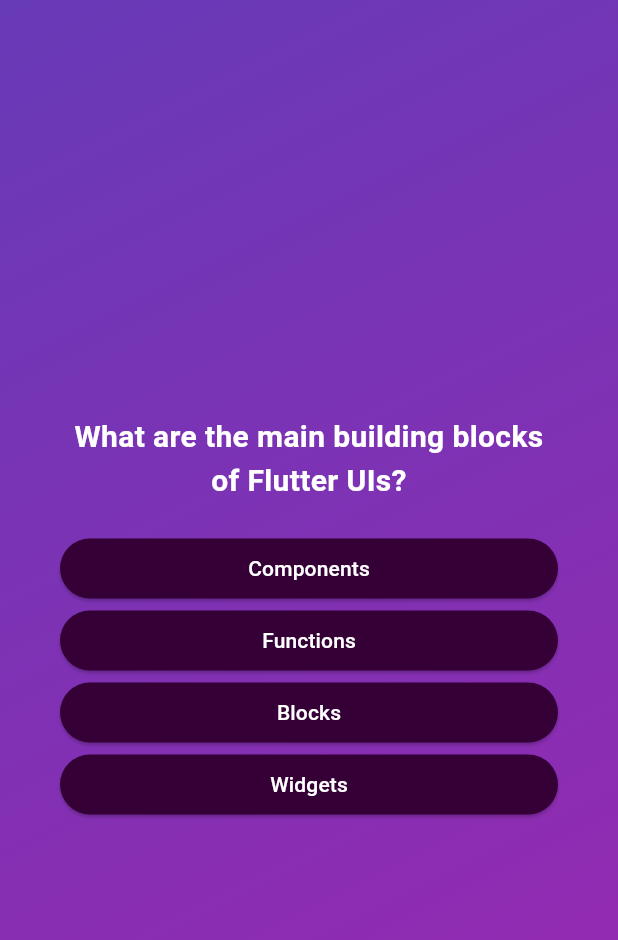
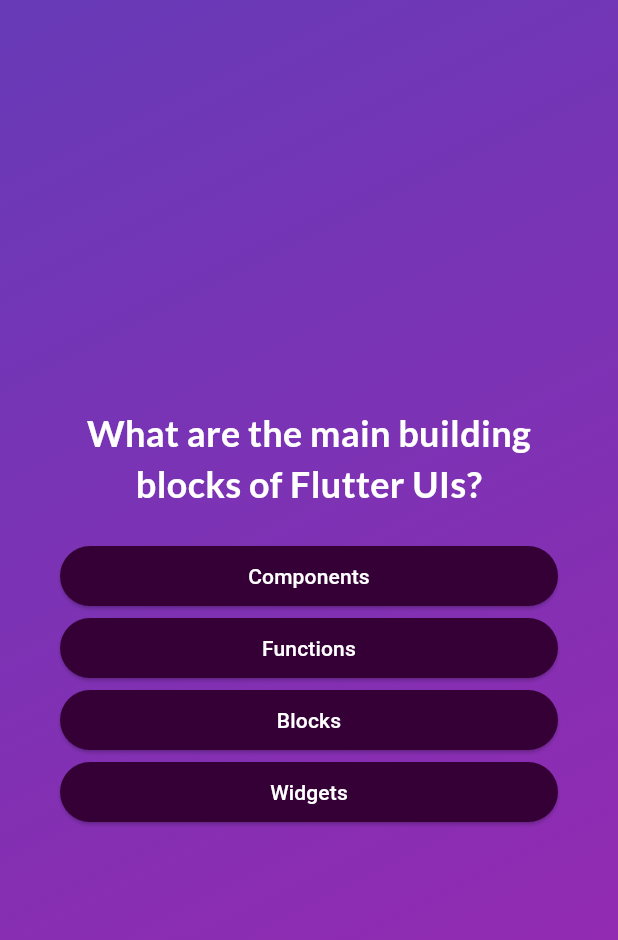
Before and after one commit to Juantrevi/quiz_app_flutter, a Flutter app: the screen it shows after launch, after a tap on "Start Quiz", on a phone screen of 412 x 824 dp. Shown: the top 940 px of the screen. Run offline on Flutter 3.47's test engine with Material 3 defaults, Android fonts, the phone set to English and light mode, and no system bars; our stand-ins replace google_fonts.

Commit message:
-- Changing fonts and fonts design --

```diff
--- a/lib/answer_button.dart
+++ b/lib/answer_button.dart
@@ -1,12 +1,11 @@
 import 'package:flutter/material.dart';
 
 class AnswerButton extends StatelessWidget {
-
-  const AnswerButton({super.key, required this.answerText, required this.onTap});
+  const AnswerButton(
+      {super.key, required this.answerText, required this.onTap});
 
   final String answerText;
   final void Function() onTap;
-
 
   @override
   Widget build(BuildContext context) {
@@ -18,9 +17,12 @@ class AnswerButton extends StatelessWidget {
         shape: RoundedRectangleBorder(
           borderRadius: BorderRadius.circular(40),
         ),
-          padding: const EdgeInsets.symmetric(horizontal: 40, vertical: 10),
-
+        padding: const EdgeInsets.symmetric(horizontal: 20, vertical: 10),
       ),
-        child: Text(answerText));
+      child: Text(
+        answerText,
+        textAlign: TextAlign.center,
+      ),
+    );
   }
 }
--- a/lib/question_screen.dart
+++ b/lib/question_screen.dart
@@ -1,6 +1,7 @@
 import 'package:flutter/material.dart';
 import 'package:quiz_app/answer_button.dart';
 import 'package:quiz_app/data/questions.dart';
+import 'package:google_fonts/google_fonts.dart';
 
 class QuestionsScreen extends StatefulWidget {
   const QuestionsScreen({super.key});
@@ -10,9 +11,18 @@ class QuestionsScreen extends StatefulWidget {
 }
 
 class _QuestionsScreenState extends State<QuestionsScreen> {
+
+  var currentQuestionIndex = 0;
+
+  void nextQuestion(){
+    setState(() {
+      currentQuestionIndex++;
+    });
+  }
+
   @override
   Widget build(BuildContext context) {
-    final currentQuestion = questions[0];
+    final currentQuestion = questions[currentQuestionIndex];
 
     return SizedBox(
       width: double.infinity,
@@ -24,16 +34,16 @@ class _QuestionsScreenState extends State<QuestionsScreen> {
           children: [
             Text(
               currentQuestion.text,
-              style: const TextStyle(
-                fontSize: 20,
+              style: GoogleFonts.lato(
+                fontSize: 24,
                 fontWeight: FontWeight.bold,
                 color: Colors.white,
               ),
               textAlign: TextAlign.center,
             ),
-            SizedBox(height: 20),
+            const SizedBox(height: 20),
             ...currentQuestion.getShuffledAnswers().map((item) {
-              return AnswerButton(answerText: item, onTap: () {});
+              return AnswerButton(answerText: item, onTap: nextQuestion);
             }),
           ],
         ),
--- a/lib/start_screen.dart
+++ b/lib/start_screen.dart
@@ -1,5 +1,7 @@
 import 'package:flutter/material.dart';
+import 'package:google_fonts/google_fonts.dart';
 import 'package:quiz_app/quiz.dart';
+import 'package:google_fonts/google_fonts.dart';
 
 class StartScreen extends StatelessWidget {
   const StartScreen(this.startQuiz, {super.key});
@@ -19,10 +21,10 @@ class StartScreen extends StatelessWidget {
               color: Color.fromARGB(150, 255, 255, 255)
             ),
             const SizedBox(height: 30),
-            const Text('Learn Flutter the fun way!',
-              style: TextStyle(
+            Text('Learn Flutter the fun way!',
+              style: GoogleFonts.lato(
                 fontSize: 24,
-                //fontWeight: FontWeight.bold,
+                fontWeight: FontWeight.bold,
                 color: Colors.white,
               ),
             ),
--- a/pubspec.yaml
+++ b/pubspec.yaml
@@ -35,6 +35,7 @@ dependencies:
   # The following adds the Cupertino Icons font to your application.
   # Use with the CupertinoIcons class for iOS style icons.
   cupertino_icons: ^1.0.2
+  google_fonts: ^6.1.0
 
 dev_dependencies:
   flutter_test:
```
Also changed, not shown: pubspec.lock, 1 other file. Lines whose indentation alone changed are shown as unchanged.
